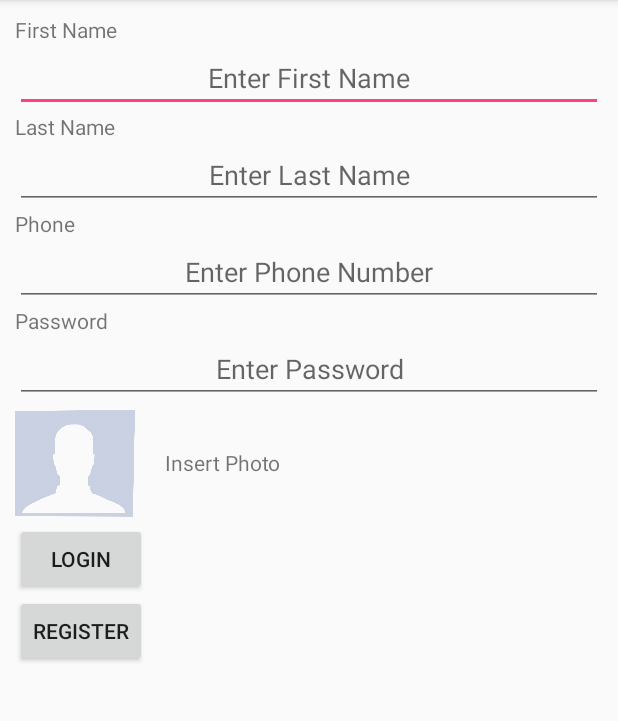
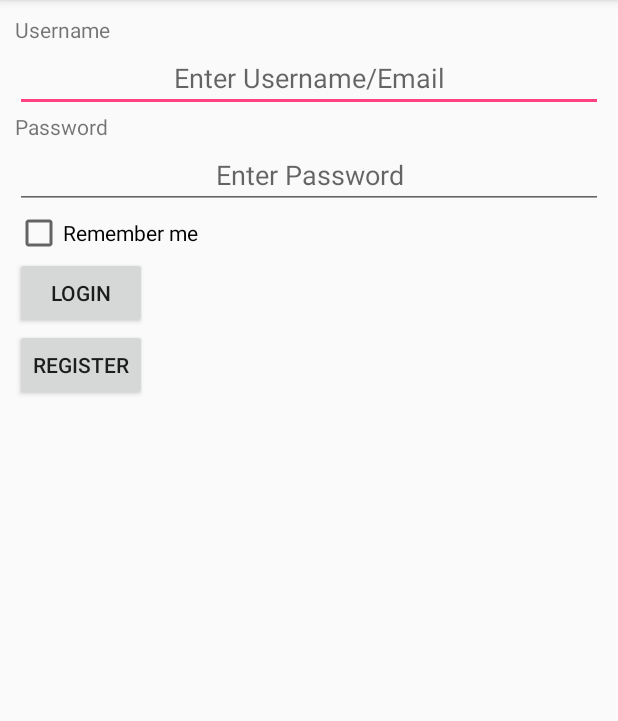
Before and after one commit to abhiyanpoudel/MyApplication4, an Android app: the screen it shows after launch (MainActivity), on a phone screen of 412 x 824 dp, the part 84-805 px from its top. Run offline under Robolectric (Android 15) with nearby library versions, the phone set to English and light mode, and no system bars.

Commit message:
First Commit

```diff
--- a/Android Practice/MyApplication4/app/src/main/AndroidManifest.xml
+++ b/Android Practice/MyApplication4/app/src/main/AndroidManifest.xml
@@ -16,6 +16,8 @@
                 <category android:name="android.intent.category.LAUNCHER" />
             </intent-filter>
         </activity>
+        <activity android:name=".RegisterActivity" />
+        <activity android:name=".HomePage"></activity>
     </application>
 
 </manifest>
--- a/Android Practice/MyApplication4/app/src/main/java/com/example/getme/myapplication/MainActivity.java
+++ b/Android Practice/MyApplication4/app/src/main/java/com/example/getme/myapplication/MainActivity.java
@@ -1,13 +1,102 @@
 package com.example.getme.myapplication;
 
+import android.content.Intent;
+import android.content.SharedPreferences;
 import android.support.v7.app.AppCompatActivity;
 import android.os.Bundle;
+import android.util.Log;
+import android.view.View;
+import android.widget.Button;
+import android.widget.CheckBox;
+import android.widget.EditText;
+import android.widget.ImageView;
+import android.widget.Toast;
 
 public class MainActivity extends AppCompatActivity {
+    EditText username,email,phone,password;
+    Button register,login;
+    CheckBox rememberme;
+    SharedPreferences preferences;
 
     @Override
     protected void onCreate(Bundle savedInstanceState) {
         super.onCreate(savedInstanceState);
         setContentView(R.layout.activity_main);
+        preferences =getSharedPreferences("Userinfo",0);
+
+        username = findViewById(R.id.username);
+        email = findViewById(R.id.email);
+        password = findViewById(R.id.edtPass);
+        login = findViewById(R.id.btnLogin);
+        register = findViewById(R.id.btnRegister);
+        rememberme = findViewById(R.id.rememberMe);
+        if (preferences.getBoolean("rememberme",false)){
+            startActivity(new Intent(MainActivity.this,HomePage.class));
+        finish();
+        }
+
+
+        login.setOnClickListener(new View.OnClickListener() {
+            @Override
+            public void onClick(View v) {
+                String usernamvalue = username.getText().toString();
+                String passwordvalue = password.getText().toString();
+
+                String registeredUsername = preferences.getString("username","");
+                String registeredPassword = preferences.getString("password","");
+
+                if (usernamvalue.equals(registeredUsername)&&passwordvalue.equals(registeredPassword)){
+                    Toast.makeText(MainActivity.this,"Login Sucessful"
+                            , Toast.LENGTH_SHORT).show();
+                    if (rememberme.isChecked()){
+                        preferences.edit().putBoolean("rememberme",true).commit();
+                    }
+                    startActivity(new Intent(MainActivity.this,HomePage.class));
+                }else {
+                    Toast.makeText(MainActivity.this,"Username/Password Mismatched"
+                            , Toast.LENGTH_SHORT).show();
+                }
+
+
+            }
+        });
+
+        register.setOnClickListener(new View.OnClickListener() {
+            @Override
+            public void onClick(View v) {
+                Intent intent = new Intent(MainActivity.this,RegisterActivity.class);
+                startActivity(intent);
+            }
+
+        });
+    }
+
+    @Override
+    protected void onRestart() {
+        super.onRestart();
+    }
+
+    @Override
+    protected void onResume() {
+        super.onResume();
+        update();
+    }
+    public void update(){
+
+    }
+
+    @Override
+    protected void onPause() {
+        super.onPause();
+    }
+
+    @Override
+    protected void onStop() {
+        super.onStop();
+    }
+
+    @Override
+    protected void onDestroy() {
+        super.onDestroy();
     }
 }
--- a/Android Practice/MyApplication4/app/src/main/res/layout/activity_main.xml
+++ b/Android Practice/MyApplication4/app/src/main/res/layout/activity_main.xml
@@ -10,36 +10,16 @@
     <TextView
         android:layout_width="wrap_content"
         android:layout_height="wrap_content"
-        android:text="First Name"/>
+        android:text="Username"/>
 
     <EditText
         android:layout_width="match_parent"
         android:layout_height="wrap_content"
-        android:hint="Enter First Name"
-        android:id="@+id/edtFName"
+        android:hint="Enter Username/Email"
+        android:id="@+id/username"
         android:gravity="center"/>
-    <TextView
-        android:layout_width="wrap_content"
-        android:layout_height="wrap_content"
-        android:text="Last Name"/>
 
-    <EditText
-        android:layout_width="match_parent"
-        android:layout_height="wrap_content"
-        android:hint="Enter Last Name"
-        android:id="@+id/edtLName"
-        android:gravity="center"/>
-    <TextView
-        android:layout_width="wrap_content"
-        android:layout_height="wrap_content"
-        android:text="Phone"/>
 
-    <EditText
-        android:layout_width="match_parent"
-        android:layout_height="wrap_content"
-        android:hint="Enter Phone Number"
-        android:id="@+id/edtPhone"
-        android:gravity="center"/>
     <TextView
         android:layout_width="wrap_content"
         android:layout_height="wrap_content"
@@ -52,21 +32,12 @@
         android:inputType="textPassword"
         android:id="@+id/edtPass"
         android:gravity="center"/>
-    <LinearLayout
+    <CheckBox
         android:layout_width="wrap_content"
-        android:layout_height="wrap_content">
-        <ImageView
-            android:layout_width="80dp"
-            android:id="@+id/imageOfClient"
-            android:layout_height="80dp"
-            android:src="@mipmap/no_image"/>
-        <TextView
-            android:layout_width="wrap_content"
-            android:layout_height="wrap_content"
-            android:text="Insert Photo"
-            android:layout_marginLeft="20dp"
-            android:layout_marginTop="30dp"/>
-    </LinearLayout>
+        android:layout_height="wrap_content"
+        android:text="Remember me"
+        android:id="@+id/rememberMe"/>
+
     <Button
         android:layout_width="wrap_content"
         android:layout_height="wrap_content"
```
Also changed, not shown: Android Practice/MyApplication4/app/src/main/java/com/example/getme/myapplication/HomePage.java (added, +45 -0 lines), Android Practice/MyApplication4/app/src/main/java/com/example/getme/myapplication/RegisterActivity.java (added, +70 -0 lines), Android Practice/MyApplication4/app/src/main/res/layout/home_page_activity.xml (added, +20 -0 lines), Android Practice/MyApplication4/app/src/main/res/layout/register_activity.xml (added, +111 -0 lines), Android Practice/MyApplication4/app/src/main/res/menu/menu_home.xml (added, +23 -0 lines), Android Practice/abhiyan/app/src/main/res/drawable/ic_keyboard_arrow_left_black_24dp.xml (added, +9 -0 lines), Android Practice/abhiyan/app/src/main/res/drawable/ic_keyboard_arrow_right_black_24dp.xml (added, +9 -0 lines), Android Practice/abhiyan/app/src/main/res/drawable/ic_refresh_black_24dp.xml (added, +9 -0 lines), Android Practice/abhiyan/app/src/main/res/menu/super_menu.xml (added, +20 -0 lines).
